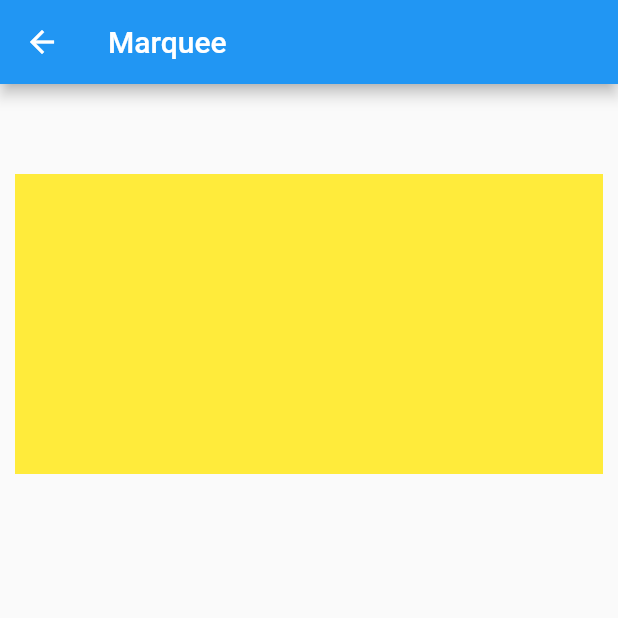
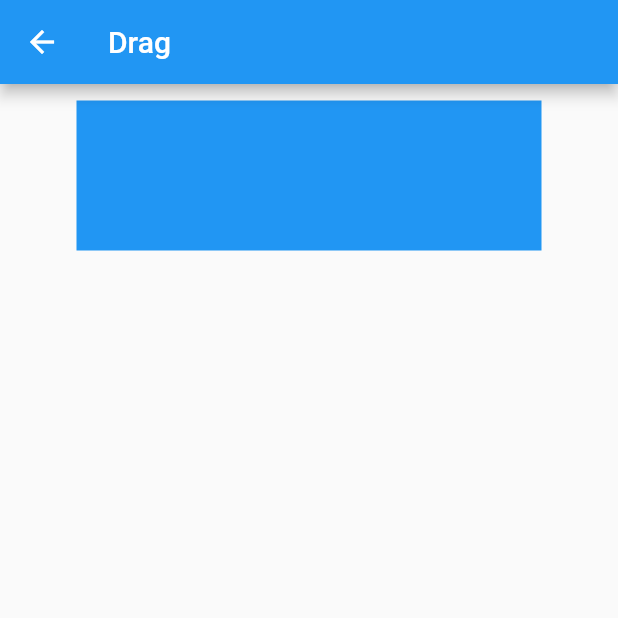
Before and after one commit to sayannath/Flutter-Autoscrolling-, a Flutter app: the screen it shows after launch, after a tap on "Next", on a phone screen of 412 x 824 dp, the top half of it. Run offline on Flutter 3.47's test engine with Material 2 defaults, Android fonts, the phone set to English and light mode, and no system bars; drawn by our look-alikes of marquee.

Commit message:
Draggable and Marquee Added

```diff
--- a/lib/homePage.dart
+++ b/lib/homePage.dart
@@ -18,13 +18,16 @@ class HomePage extends StatelessWidget {
       body: Center(
           child: Column(
         children: <Widget>[
-          TextField(
-            textAlign: TextAlign.left,
-            decoration: InputDecoration(
-              hintText: 'Enter please',
-              hintStyle: TextStyle(color: Colors.red),
+          Padding(
+            padding: const EdgeInsets.all(15.0),
+            child: TextField(
+              textAlign: TextAlign.left,
+              decoration: InputDecoration(
+                hintText: 'Enter please',
+                hintStyle: TextStyle(color: Colors.red),
+              ),
+              controller: textController,
             ),
-            controller: textController,
           ),
           RaisedButton(
             onPressed: () {
@@ -49,18 +52,65 @@ class HomePage extends StatelessWidget {
   }
 }
 
-class FloatPage extends StatelessWidget {
+class FloatPage extends StatefulWidget {
   final User user;
-  FloatPage({Key key, this.user}) : super(key: key);
+  FloatPage({
+    Key key,
+    this.user,
+  }) : super(key: key);
+  @override
+  _FloatPageState createState() => _FloatPageState(user);
+}
+
+class _FloatPageState extends State<FloatPage> {
+  User user;
+  _FloatPageState(this.user);
+
+  double top = 0;
+  double left = 0;
+  @override
+  Widget build(BuildContext context) {
+    return Scaffold(
+      appBar: AppBar(title: Text('Drag')),
+      body: Container(
+        child: Draggable(
+          child: Container(
+            padding: EdgeInsets.only(top: top, left: left),
+            child: DragItem(param: '${user.s}'),
+          ),
+          feedback: Container(
+            padding: EdgeInsets.only(top: top, left: left),
+            child: DragItem(param: '${user.s}'),
+          ),
+          childWhenDragging: Container(
+            padding: EdgeInsets.only(top: top, left: left),
+            child: Container(
+              child: DragItem(param: '${user.s}'),
+            ),
+          ),
+          onDragCompleted: () {},
+          onDragEnd: (drag) {
+            setState(() {
+              top = top + drag.offset.dy < 0 ? 0 : top + drag.offset.dy;
+              left = left + drag.offset.dx < 0 ? 0 : left + drag.offset.dx;
+            });
+          },
+        ),
+      ),
+    );
+  }
+}
+
+class DragItem extends StatelessWidget {
+  DragItem({Key key, this.param}) : super(key: key);
+
+  final String param;
 
   @override
   Widget build(BuildContext context) {
-    return Scaffold(
-      appBar: AppBar(
-        title: Text("Marquee"),
-      ),
-      body: ListView(
-        padding: EdgeInsets.only(top: 50.0),
+    return Container(
+      child: ListView(
+        padding: EdgeInsets.only(left: 40, right: 40),
         children: [
           _buildComplexMarquee(),
         ].map(_wrapWithStuff).toList(),
@@ -70,8 +120,8 @@ class FloatPage extends StatelessWidget {
 
   Widget _buildComplexMarquee() {
     return Marquee(
-      text: '${user.s}',
-      style: TextStyle(fontWeight: FontWeight.bold),
+      text: '$param',
+      style: TextStyle(fontWeight: FontWeight.bold, color: Colors.black),
       scrollAxis: Axis.vertical,
       crossAxisAlignment: CrossAxisAlignment.start,
       blankSpace: 20.0,
@@ -83,11 +133,12 @@ class FloatPage extends StatelessWidget {
 
   Widget _wrapWithStuff(Widget child) {
     return Padding(
-      padding: EdgeInsets.all(10.0),
+      padding: EdgeInsets.all(1.0),
       child: Container(
-        height: 200,
-        width: 0,
-        color: Colors.yellow,
+        height: 100,
+        padding: EdgeInsets.only(left: 10, right: 10),
+        margin: EdgeInsets.all(10.0),
+        color: Colors.blue,
         child: child,
       ),
     );
```
